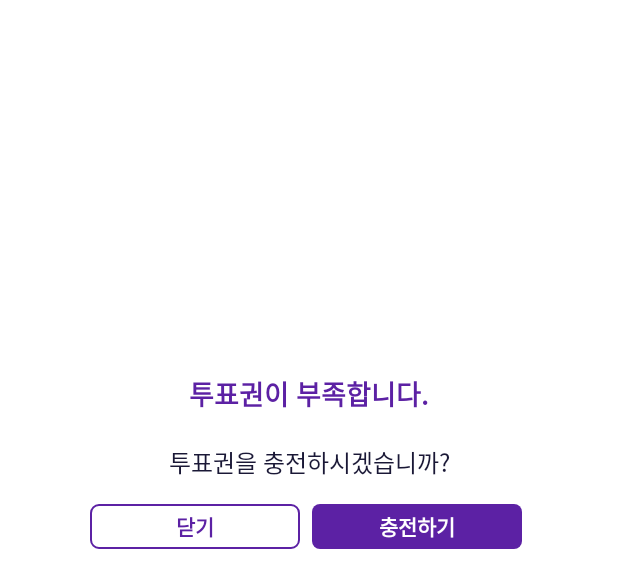
After one commit to hykim02/Teuniverse_Android, an Android app: the layout popup_purchase_voting_ticket.xml on its own in the app's theme, with its tools: preview values and no code run, on a phone screen of 412 x 824 dp. The commit adds this screen. Shown: the top 588 px of the screen. Run offline under Robolectric (Android 15) with nearby library versions, the light colour scheme and no system bars.

Commit message:
투표 팝업창 UI 구현 완료

```diff
--- /dev/null
+++ b/app/src/main/res/drawable/btn_solid_mp.xml
@@ -0,0 +1,6 @@
+<?xml version="1.0" encoding="utf-8"?>
+<shape xmlns:android="http://schemas.android.com/apk/res/android"
+    android:shape="rectangle">
+    <solid android:color="@color/mp"/>
+    <corners android:radius="5dp" />
+</shape>
--- a/app/src/main/res/drawable/textview_stroke_mp.xml
+++ b/app/src/main/res/drawable/textview_stroke_mp.xml
@@ -2,13 +2,10 @@
 <shape xmlns:android="http://schemas.android.com/apk/res/android"
     android:padding="10dp"
     android:shape="rectangle" >
-    <solid android:color="#FFFFFF" />
+    <solid android:color="@color/w" />
     <stroke
         android:width="1dp"
         android:color="@color/mp" />
     <corners
-        android:bottomLeftRadius="5dp"
-        android:bottomRightRadius="5dp"
-        android:topLeftRadius="5dp"
-        android:topRightRadius="5dp" />
+        android:radius="5dp" />
 </shape>
--- a/app/src/main/res/layout/fragment_vote.xml
+++ b/app/src/main/res/layout/fragment_vote.xml
@@ -21,7 +21,7 @@
             android:scaleType="fitCenter"
             app:layout_constraintStart_toStartOf="parent"
             app:layout_constraintTop_toTopOf="parent"
-            app:srcCompat="@drawable/teniverse" />
+            app:srcCompat="@drawable/teniverse_logo_mp" />
 
         <ImageButton
             android:id="@+id/img_btn_vote"
--- /dev/null
+++ b/app/src/main/res/layout/popup_purchase_voting_ticket.xml
@@ -0,0 +1,65 @@
+<?xml version="1.0" encoding="utf-8"?>
+<androidx.constraintlayout.widget.ConstraintLayout xmlns:android="http://schemas.android.com/apk/res/android"
+    xmlns:app="http://schemas.android.com/apk/res-auto"
+    xmlns:tools="http://schemas.android.com/tools"
+    android:background="@color/w"
+    android:layout_width="match_parent"
+    android:layout_height="match_parent">
+
+    <TextView
+        android:id="@+id/textView"
+        android:layout_width="wrap_content"
+        android:layout_height="wrap_content"
+        android:layout_marginBottom="300dp"
+        android:text="투표권이 부족합니다."
+        android:textColor="@color/mp"
+        android:textSize="18sp"
+        android:textStyle="bold"
+        app:layout_constraintBottom_toBottomOf="parent"
+        app:layout_constraintEnd_toEndOf="parent"
+        app:layout_constraintStart_toStartOf="parent"
+        app:layout_constraintTop_toTopOf="parent" />
+
+    <TextView
+        android:id="@+id/textView2"
+        android:layout_width="wrap_content"
+        android:layout_height="wrap_content"
+        android:layout_marginTop="20dp"
+        android:text="투표권을 충전하시겠습니까?"
+        android:textSize="16sp"
+        android:textColor="@color/b"
+        app:layout_constraintEnd_toEndOf="@+id/textView"
+        app:layout_constraintStart_toStartOf="@+id/textView"
+        app:layout_constraintTop_toBottomOf="@+id/textView" />
+
+    <TextView
+        android:id="@+id/btn_close"
+        android:layout_width="140dp"
+        android:layout_height="30dp"
+        android:layout_marginStart="60dp"
+        android:layout_marginTop="16dp"
+        android:background="@drawable/textview_stroke_mp"
+        android:gravity="center"
+        android:text="닫기"
+        android:textAlignment="center"
+        android:textColor="@color/mp"
+        android:textStyle="bold"
+        app:layout_constraintStart_toStartOf="parent"
+        app:layout_constraintTop_toBottomOf="@+id/textView2" />
+
+    <TextView
+        android:id="@+id/bnt_recharge"
+        android:layout_width="140dp"
+        android:layout_height="30dp"
+        android:layout_marginStart="8dp"
+        android:background="@drawable/btn_solid_mp"
+        android:text="충전하기"
+        android:textAlignment="center"
+        android:gravity="center"
+        android:textStyle="bold"
+        android:textColor="@color/w"
+        app:layout_constraintBottom_toBottomOf="@+id/btn_close"
+        app:layout_constraintStart_toEndOf="@+id/btn_close"
+        app:layout_constraintTop_toTopOf="@+id/btn_close" />
+
+</androidx.constraintlayout.widget.ConstraintLayout>
```
Also changed, not shown: app/src/main/res/layout/activity_main.xml (+20 -25 lines), app/src/main/res/layout/popup_vote.xml (added, +273 -0 lines), app/src/main/res/layout/popup_vote_check.xml (added, +179 -0 lines), app/src/main/res/drawable/teniverse_logo_mp.png (renamed from app/src/main/res/drawable/teniverse.png), app/src/main/res/drawable/teniverse_logo_w.png (added).
